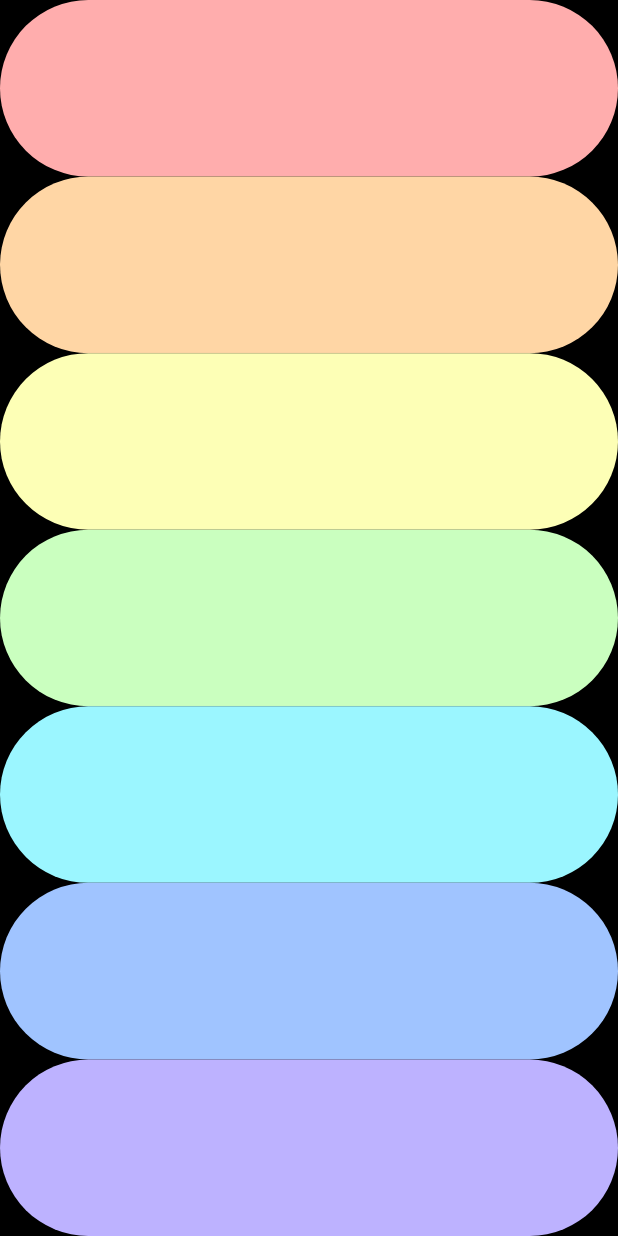
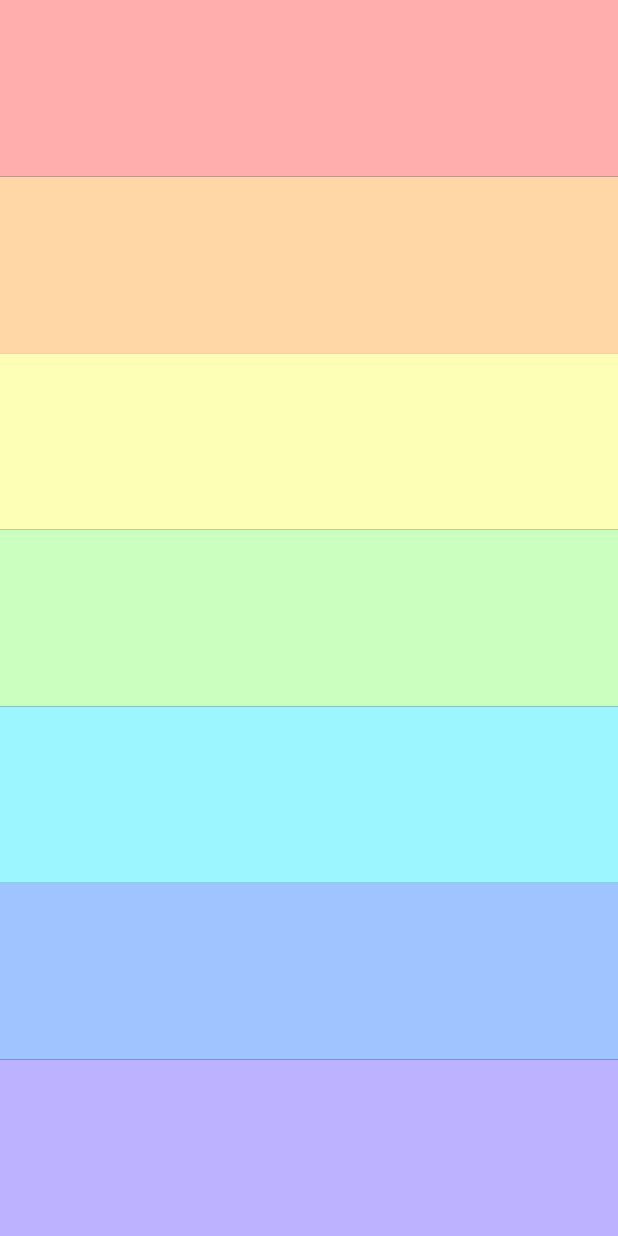
Before and after one commit to tulabee/xylophone, a Flutter app: the screen it shows after launch, on a phone screen of 412 x 824 dp. Run offline on Flutter 3.47's test engine with Material 3 defaults, Android fonts, the phone set to English and light mode, and no system bars; our stand-ins replace audioplayers.

Commit message:
Update main.dart

```diff
--- a/lib/main.dart
+++ b/lib/main.dart
@@ -9,14 +9,20 @@ class XylophoneApp extends StatelessWidget {
     player.play(AssetSource('note$soundNumber.wav'));
   }
 
+
   Expanded buildKey({required Color color, required int soundNumber}) {
     return Expanded(
-      child: ElevatedButton(
-        style: ElevatedButton.styleFrom(backgroundColor: color),
+      child: TextButton(
+        style: TextButton.styleFrom(
+          backgroundColor: color,
+          shape: RoundedRectangleBorder(
+            borderRadius: BorderRadius.zero, // Rectangular corners
+          ),
+        ),
         onPressed: () {
           playSound(soundNumber);
         },
-        child: null,
+        child: Text(''), // No label is needed if not desired
       ),
     );
   }
```
